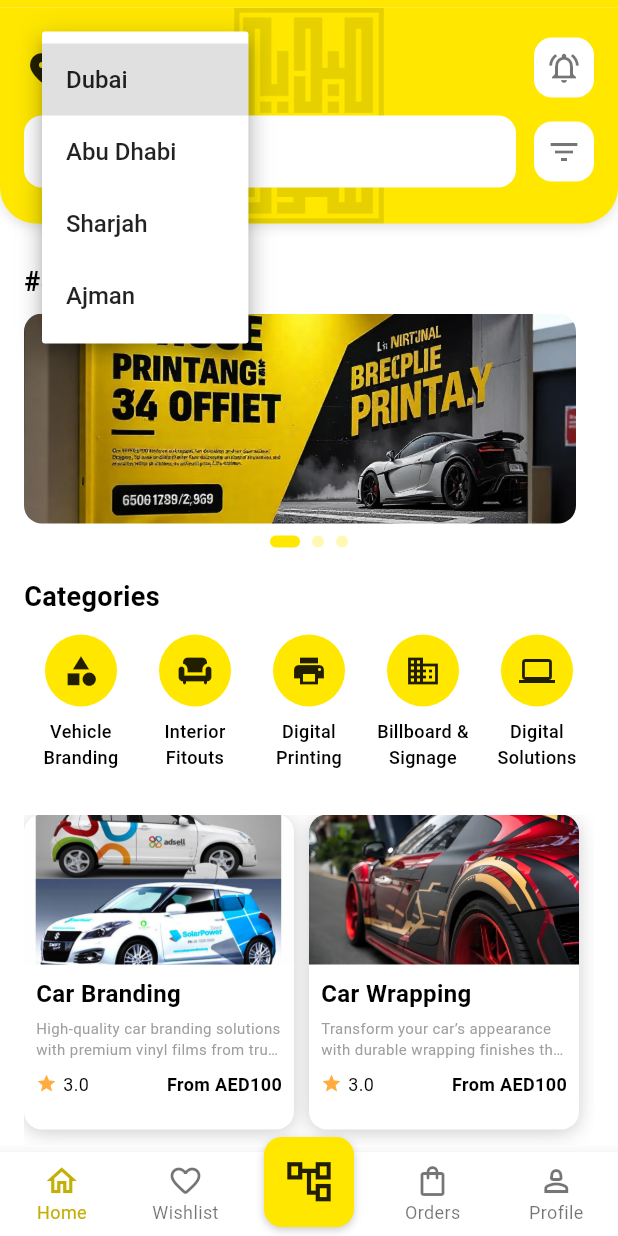
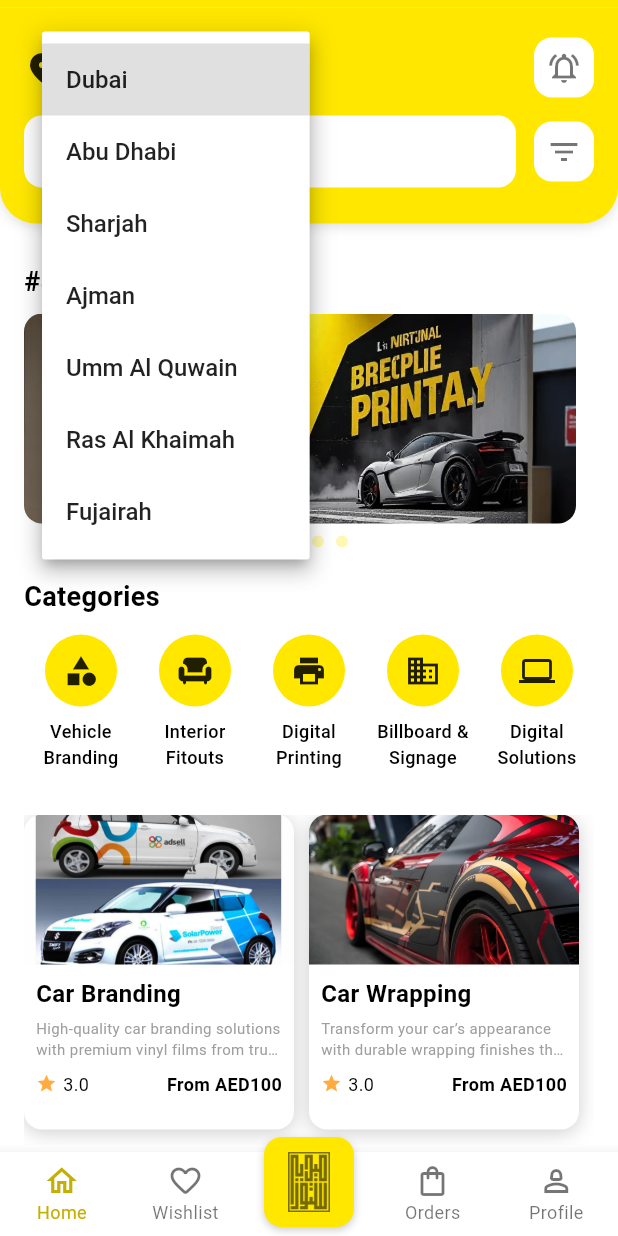
Before and after one commit to YasithCB/media-store-mobile-app, a Flutter app: the HomeScreen screen opened directly, after a tap on "Dubai", on a phone screen of 412 x 824 dp. Run offline on Flutter 3.47's test engine with Material 3 defaults, Android fonts, the phone set to English and light mode, and no system bars; our stand-ins replace shared_preferences; accounts and stored records are empty.

Commit message:
removed logo watermark and added to main nav button

```diff
--- a/lib/screens/tabs/home_tab.dart
+++ b/lib/screens/tabs/home_tab.dart
@@ -41,12 +41,6 @@ class _HomeTabState extends State<HomeTab> {
                     offset: const Offset(0, 2),
                   ),
                 ],
-                image: const DecorationImage(
-                  image: AssetImage("assets/logo-icon-black.webp"),
-                  fit: BoxFit.contain,
-                  alignment: Alignment.center,
-                  opacity: 0.1,
-                ),
               ),
 
               child: Column(
@@ -78,6 +72,9 @@ class _HomeTabState extends State<HomeTab> {
                                   'Abu Dhabi',
                                   'Sharjah',
                                   'Ajman',
+                                  'Umm Al Quwain',
+                                  'Ras Al Khaimah',
+                                  'Fujairah',
                                 ].map<DropdownMenuItem<String>>((String value) {
                                   return DropdownMenuItem<String>(
                                     value: value,
--- a/lib/screens/tabs/services_tab.dart
+++ b/lib/screens/tabs/services_tab.dart
@@ -45,12 +45,6 @@ class _ServicesTabState extends State<ServicesTab> {
                   offset: const Offset(0, 2),
                 ),
               ],
-              image: const DecorationImage(
-                image: AssetImage("assets/logo-icon-black.webp"),
-                fit: BoxFit.contain,
-                alignment: Alignment.center,
-                opacity: 0.1,
-              ),
             ),
 
             child: Column(
@@ -61,6 +55,7 @@ class _ServicesTabState extends State<ServicesTab> {
                   children: [
                     // Left column
                     Row(
+                      mainAxisAlignment: MainAxisAlignment.start,
                       children: [
                         Icon(Icons.location_on_rounded, color: Colors.black87),
                         const SizedBox(width: 4),
@@ -79,6 +74,9 @@ class _ServicesTabState extends State<ServicesTab> {
                                 'Abu Dhabi',
                                 'Sharjah',
                                 'Ajman',
+                                'Umm Al Quwain',
+                                'Ras Al Khaimah',
+                                'Fujairah',
                               ].map<DropdownMenuItem<String>>((String value) {
                                 return DropdownMenuItem<String>(
                                   value: value,
--- a/lib/widgets/custom_bottom_nav.dart
+++ b/lib/widgets/custom_bottom_nav.dart
@@ -54,9 +54,9 @@ class CustomBottomNav extends StatelessWidget {
 
         // Floating center button
         Positioned(
-          top: -10, // makes it overflow above navbar
+          top: -10,
           child: GestureDetector(
-            onTap: () => onTabSelected(2), // handle center button tap
+            onTap: () => onTabSelected(2),
             child: Container(
               height: centerIconSize + 25,
               width: centerIconSize + 25,
@@ -72,11 +72,12 @@ class CustomBottomNav extends StatelessWidget {
                   ),
                 ],
               ),
-              child: Center(
-                child: Icon(
-                  Icons.account_tree_outlined,
-                  size: centerIconSize,
-                  color: Colors.black87,
+              child: Padding(
+                padding: const EdgeInsets.all(10), // 👈 control spacing
+                child: Image.asset(
+                  "assets/logo-icon-black.webp",
+                  fit: BoxFit.contain,
+                  color: Colors.black54, // 👈 to mimic opacity
                 ),
               ),
             ),
```
